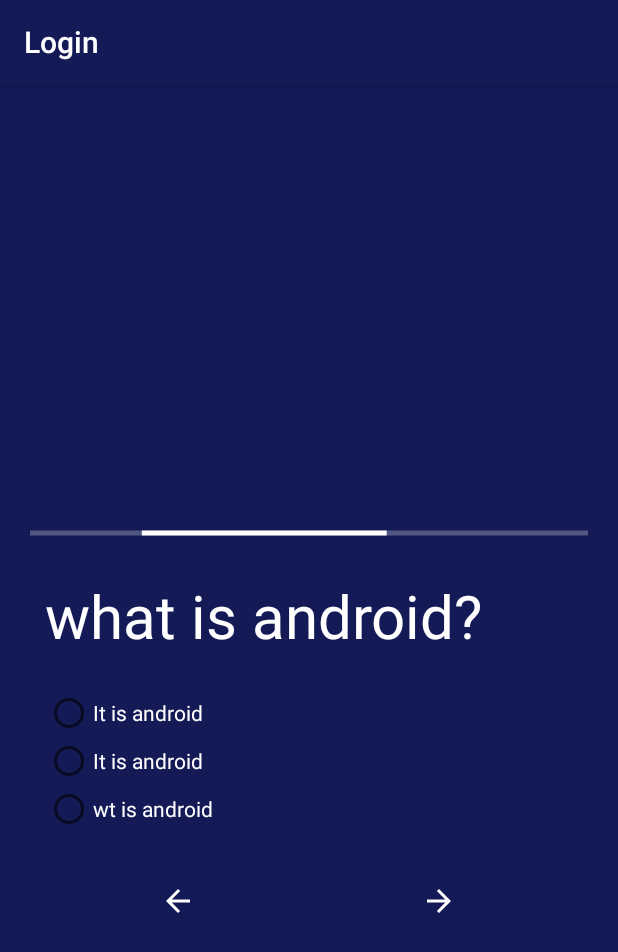
After one commit to omarfaroke/TesterApp, an Android app: the fragment PagerFragment1 shown on its own in the app's theme, on a phone screen of 412 x 824 dp. The commit adds this screen. Shown: the top 952 px of the screen. Run offline under Robolectric (Android 15) with nearby library versions, the phone set to English and light mode, and no system bars; network calls fail.

Commit message:
view pager questions

```diff
--- /dev/null
+++ b/app/src/main/java/com/codingacademy/testerapp/fragment/PagerFragment1.java
@@ -0,0 +1,28 @@
+package com.codingacademy.testerapp.fragment;
+
+import android.os.Bundle;
+import android.view.LayoutInflater;
+import android.view.View;
+import android.view.ViewGroup;
+import android.widget.Button;
+
+import com.codingacademy.testerapp.R;
+
+import androidx.annotation.NonNull;
+import androidx.annotation.Nullable;
+import androidx.fragment.app.Fragment;
+
+public class PagerFragment1  extends Fragment {
+    Button btn_next,btn_pre;
+
+    @Nullable
+    @Override
+    public View onCreateView(@NonNull LayoutInflater inflater, @Nullable ViewGroup container, @Nullable Bundle savedInstanceState) {
+        View v=inflater.inflate(R.layout.viewpager1,container,false);
+        return v;
+
+
+    }
+
+
+}
--- /dev/null
+++ b/app/src/main/res/drawable-v24/ic_arrow_back_black_24dp.xml
@@ -0,0 +1,5 @@
+<vector android:height="24dp" android:tint="#FFFFFF"
+    android:viewportHeight="24.0" android:viewportWidth="24.0"
+    android:width="24dp" xmlns:android="http://schemas.android.com/apk/res/android">
+    <path android:fillColor="#FF000000" android:pathData="M20,11H7.83l5.59,-5.59L12,4l-8,8 8,8 1.41,-1.41L7.83,13H20v-2z"/>
+</vector>
--- /dev/null
+++ b/app/src/main/res/drawable-v24/ic_arrow_forward_black_24dp.xml
@@ -0,0 +1,5 @@
+<vector android:height="24dp" android:tint="#FFFFFF"
+    android:viewportHeight="24.0" android:viewportWidth="24.0"
+    android:width="24dp" xmlns:android="http://schemas.android.com/apk/res/android">
+    <path android:fillColor="#FF000000" android:pathData="M12,4l-1.41,1.41L16.17,11H4v2h12.17l-5.58,5.59L12,20l8,-8z"/>
+</vector>
--- a/app/src/main/res/layout/activity_main.xml
+++ b/app/src/main/res/layout/activity_main.xml
@@ -9,6 +9,10 @@
     android:orientation="vertical"
     tools:context="com.codingacademy.testerapp.MainActivity">
 
+    <androidx.viewpager.widget.ViewPager
+        android:id="@+id/pager"
+        android:layout_width="wrap_content"
+        android:layout_height="wrap_content"/>
     <FrameLayout
 
         android:id="@+id/wrapper"
--- /dev/null
+++ b/app/src/main/res/layout/viewpager1.xml
@@ -0,0 +1,86 @@
+<?xml version="1.0" encoding="utf-8"?>
+<LinearLayout xmlns:android="http://schemas.android.com/apk/res/android"
+    android:orientation="vertical"
+    android:layout_width="match_parent"
+    android:gravity="center"
+    android:background="#131A56"
+    android:layout_height="match_parent">
+
+
+    <ProgressBar
+        style="?android:attr/progressBarStyleHorizontal"
+        android:layout_width="match_parent"
+        android:layout_height="wrap_content"
+        android:layout_marginTop="60dp"
+        android:padding="20dp"
+        android:indeterminateTint="#ffff"
+        android:indeterminate="true"
+        android:max="100"
+        android:progress="10"
+        android:id="@+id/progress"
+
+
+        />
+
+    <TextView
+        android:id="@+id/text1"
+        android:layout_width="wrap_content"
+        android:text="@string/question1"
+        android:textColor="#ffff"
+        android:textSize="40sp"
+
+        android:layout_marginEnd="30dp"
+        android:layout_height="wrap_content"/>
+
+    <RadioGroup
+        android:layout_width="wrap_content"
+        android:layout_height="wrap_content"
+        android:layout_marginRight="120dp"
+        android:layout_marginTop="22dp"
+        android:orientation="vertical"
+
+
+        >
+
+        <RadioButton
+            android:layout_width="wrap_content"
+            android:layout_height="wrap_content"
+            android:textColor="#ffff"
+            android:text="@string/answer1"></RadioButton>
+        <RadioButton
+            android:layout_width="wrap_content"
+            android:layout_height="wrap_content"
+            android:textColor="#ffff"
+            android:text="@string/answer2"></RadioButton>
+
+        <RadioButton
+            android:layout_width="wrap_content"
+            android:layout_height="wrap_content"
+            android:textColor="#ffff"
+            android:text="@string/answer3"></RadioButton>
+    </RadioGroup>
+
+    <LinearLayout
+        android:layout_width="match_parent"
+        android:layout_height="wrap_content"
+        android:orientation="horizontal"
+        android:layout_marginTop="33dp"
+        android:gravity="center"
+        >
+        <ImageView
+            android:id="@+id/pre"
+            android:layout_width="wrap_content"
+            android:layout_height="wrap_content"
+            android:layout_marginRight="60dp"
+            android:src="@drawable/ic_arrow_back_black_24dp"
+            android:textSize="33sp" />
+
+        <ImageView
+            android:id="@+id/next"
+            android:layout_width="wrap_content"
+            android:layout_height="wrap_content"
+            android:layout_marginLeft="90dp"
+            android:src="@drawable/ic_arrow_forward_black_24dp"
+            android:textSize="33sp" />
+    </LinearLayout>
+</LinearLayout>
--- a/app/src/main/res/values/strings.xml
+++ b/app/src/main/res/values/strings.xml
@@ -9,7 +9,12 @@
     <string name="last_name">Last Name</string>
     <string name="phone_number">Phone Number</string>
     <string name="appbar_scrolling_view_behavior" translatable="false">android.support.design.widget.AppBarLayout$ScrollingViewBehavior</string>
-
+    <string name="question1">what is android?</string>
+    <string name="answer1">It is android</string>
+    <string name="answer2">It is android</string>
+    <string name="answer3">wt is android</string>
+    <string name="question2">what is php?</string>
+    <string name="question3">what is Java?</string>
     <string name="email">Email</string>
     <string name="confirm_password">Confirm Password</string>
     <string name="login">Login</string>
```
Also changed, not shown: app/src/main/java/com/codingacademy/testerapp/MainActivity.java (+24 -1 lines), app/src/main/java/com/codingacademy/testerapp/adapter/Adapter.java (added, +29 -0 lines), app/src/main/java/com/codingacademy/testerapp/fragment/PagerFragment2.java (added, +24 -0 lines), app/src/main/java/com/codingacademy/testerapp/fragment/PagerFragment3.java (added, +24 -0 lines), app/src/main/res/layout/viewpager2.xml (added, +83 -0 lines), app/src/main/res/layout/viewpager3.xml (added, +81 -0 lines).
